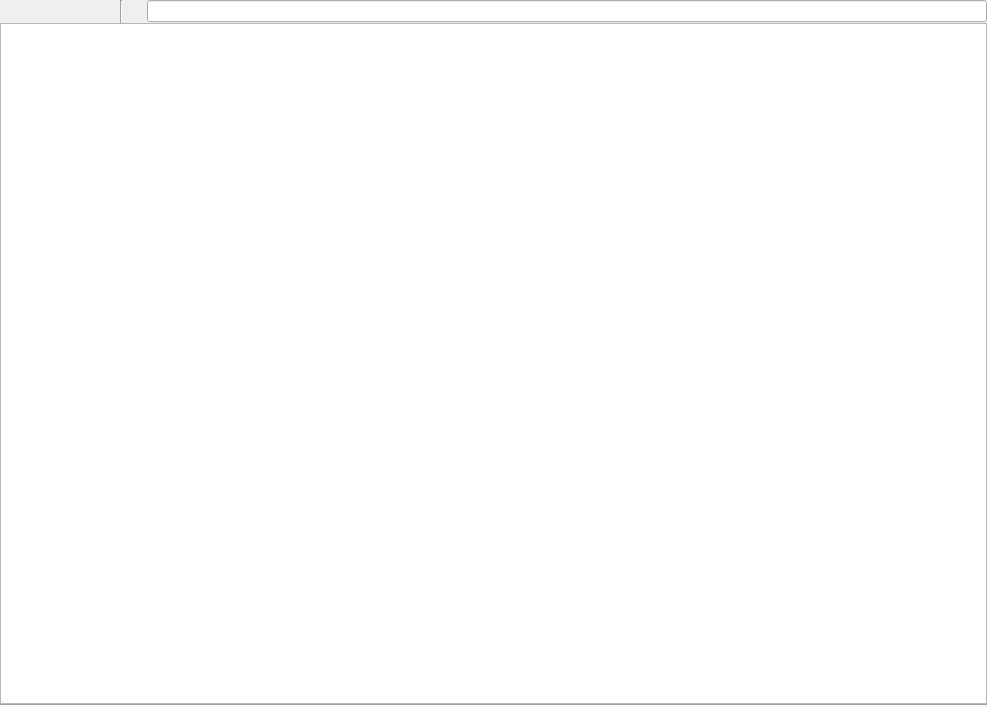
First picture: the form in src/playlist/playlistcontainer.ui, repository clementine-player/Clementine, before the edit.
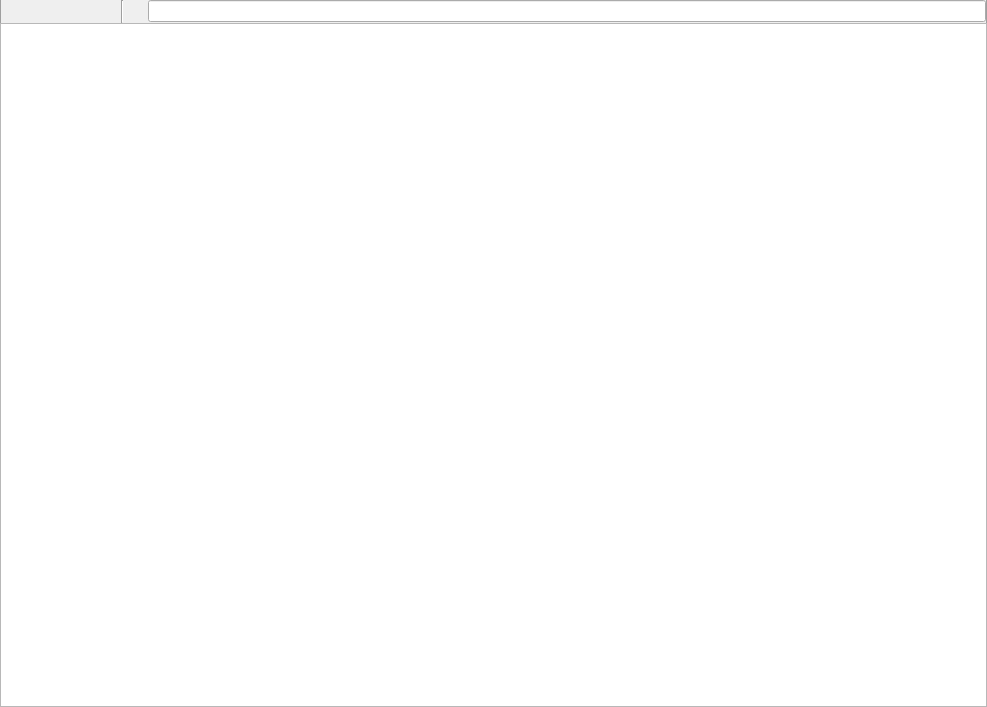
Second picture: the form after the edit. Custom widgets are drawn as their Qt base class.

Commit message: Move tabs to the top

The edit to the form file:
```diff
--- a/src/playlist/playlistcontainer.ui
+++ b/src/playlist/playlistcontainer.ui
@@ -13,6 +13,13 @@
   <property name="windowTitle">
    <string>Form</string>
   </property>
+  <property name="styleSheet">
+   <string notr="true">#toolbar {
+  border-color: palette(dark);
+  border-style: solid;
+  border-width: 0px 1px 0px 1px;
+}</string>
+  </property>
   <layout class="QVBoxLayout" name="verticalLayout_2">
    <property name="spacing">
     <number>0</number>
@@ -21,7 +28,17 @@
     <number>0</number>
    </property>
    <item>
+    <widget class="PlaylistTabBar" name="tab_bar" native="true"/>
+   </item>
+   <item>
+    <widget class="QFrame" name="toolbar">
     <layout class="QHBoxLayout" name="horizontalLayout">
+      <property name="spacing">
+       <number>0</number>
+      </property>
+      <property name="margin">
+       <number>0</number>
+      </property>
      <item>
       <widget class="QToolButton" name="create_new">
        <property name="iconSize">
@@ -115,6 +132,7 @@
       </widget>
      </item>
     </layout>
+    </widget>
    </item>
    <item>
     <widget class="PlaylistView" name="playlist">
@@ -150,28 +168,6 @@
      </property>
     </widget>
    </item>
-   <item>
-    <widget class="QWidget" name="widget" native="true">
-     <layout class="QVBoxLayout" name="verticalLayout">
-      <property name="spacing">
-       <number>0</number>
-      </property>
-      <property name="margin">
-       <number>0</number>
-      </property>
-      <item>
-       <widget class="PlaylistTabBar" name="tab_bar" native="true"/>
-      </item>
-      <item>
-       <widget class="Line" name="line">
-        <property name="orientation">
-         <enum>Qt::Horizontal</enum>
-        </property>
-       </widget>
-      </item>
-     </layout>
-    </widget>
-   </item>
   </layout>
  </widget>
  <customwidgets>
```
Lines whose indentation alone changed are shown as unchanged. The commit also changes 3 other files.
